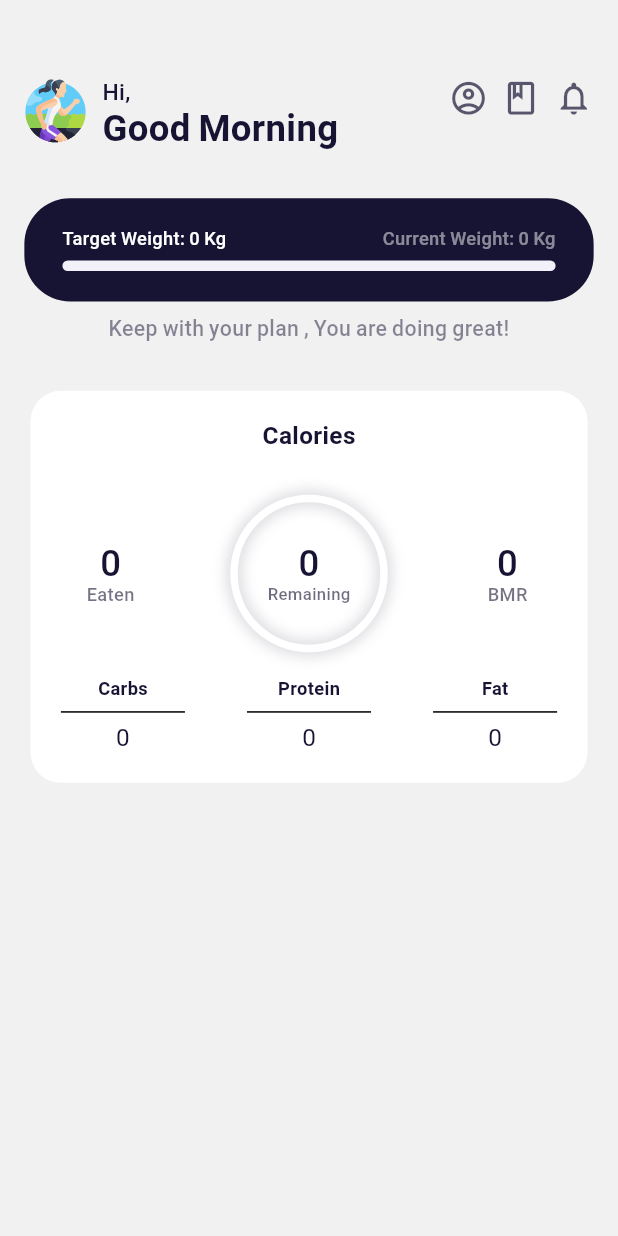
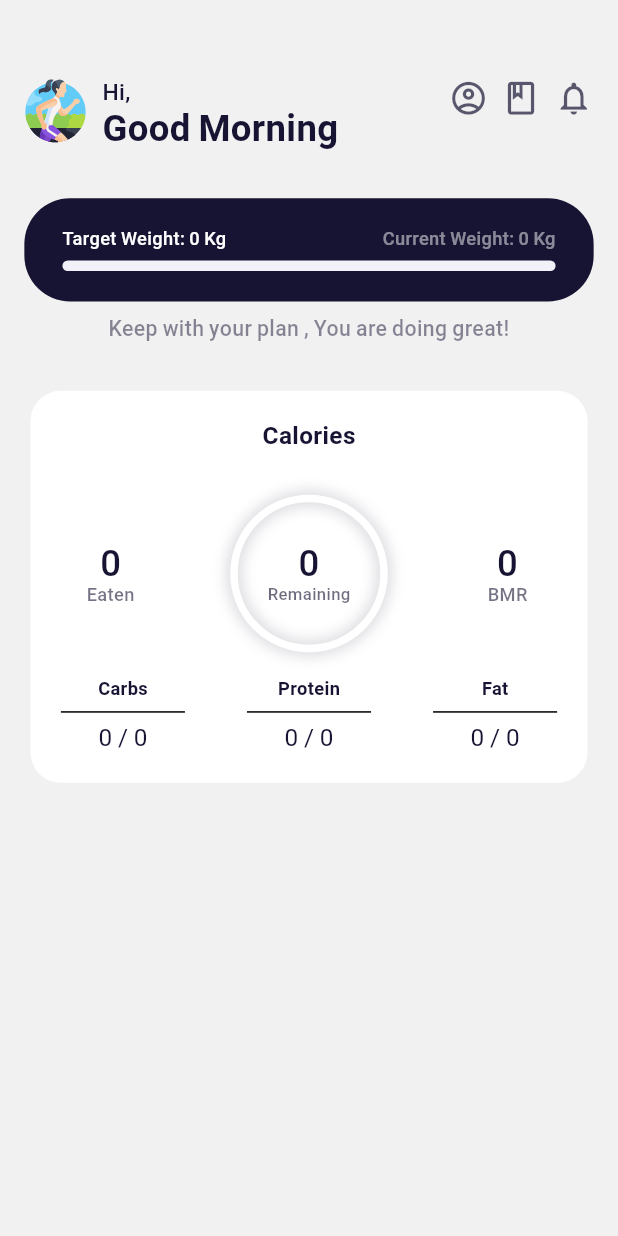
Before and after one commit to Livewell-Indonesia/dev-livewell-app.github.io, a Flutter app: the DashBoardScreen screen opened directly, on a phone screen of 412 x 824 dp. Run offline on Flutter 3.47's test engine with Material 2 defaults, Android fonts, the phone set to English and light mode, and no system bars; drawn by our look-alikes of percent_indicator; our stand-ins replace bubble_tab_indicator, camera, dartz, dio, dot_navigation_bar, equatable and 14 more; missing offline and left inert: camera_platform_interface, dart:ffi, fab_circular_menu, flutter_cupertino_date_picker_fork, mobile_scanner; accounts and stored records are empty; project files that could hold a hidden picture were left out.

Commit message:
bugfix from sam

```diff
--- a/livewell/lib/feature/dashboard/presentation/controller/dashboard_controller.dart
+++ b/livewell/lib/feature/dashboard/presentation/controller/dashboard_controller.dart
@@ -121,4 +121,37 @@ class DashboardController extends GetxController {
       return false.obs;
     }
   }
+
+  Rx<num> totalCarbs() {
+    var total = 0.0.obs;
+    if (user.value.bmr == null) {
+      return total;
+    } else {
+      var bmr = user.value.bmr ?? 0;
+      total = ((0.3 * bmr) / 4).obs;
+      return total;
+    }
+  }
+
+  Rx<num> totalProtein() {
+    var total = 0.0.obs;
+    if (user.value.bmr == null) {
+      return total;
+    } else {
+      var bmr = user.value.bmr ?? 0;
+      total = ((0.4 * bmr) / 4).obs;
+      return total;
+    }
+  }
+
+  Rx<num> totalFat() {
+    var total = 0.0.obs;
+    if (user.value.bmr == null) {
+      return total;
+    } else {
+      var bmr = user.value.bmr ?? 0;
+      total = ((0.3 * bmr) / 9).obs;
+      return total;
+    }
+  }
 }
--- a/livewell/lib/feature/dashboard/presentation/pages/dashboard_screen.dart
+++ b/livewell/lib/feature/dashboard/presentation/pages/dashboard_screen.dart
@@ -279,7 +279,7 @@ class _DashBoardScreenState extends State<DashBoardScreen> {
                                 thickness: 1.0,
                               ),
                               Text(
-                                "${controller.dashboard.value.dashboard?.totalCarbsInG ?? 0}",
+                                "${controller.dashboard.value.dashboard?.totalCarbsInG ?? 0} / ${controller.totalCarbs().round()}",
                                 style: TextStyle(
                                     color: const Color(0xFF171433),
                                     fontSize: 16.sp,
@@ -305,7 +305,7 @@ class _DashBoardScreenState extends State<DashBoardScreen> {
                                 thickness: 1.0,
                               ),
                               Text(
-                                "${controller.dashboard.value.dashboard?.totalProteinInG ?? 0}",
+                                "${controller.dashboard.value.dashboard?.totalProteinInG ?? 0} / ${controller.totalProtein().round()}",
                                 style: TextStyle(
                                     color: const Color(0xFF171433),
                                     fontSize: 16.sp,
@@ -331,7 +331,7 @@ class _DashBoardScreenState extends State<DashBoardScreen> {
                                 thickness: 1.0,
                               ),
                               Text(
-                                "${controller.dashboard.value.dashboard?.totalFatsInG ?? 0}",
+                                "${controller.dashboard.value.dashboard?.totalFatsInG ?? 0} / ${controller.totalFat().round()}",
                                 style: TextStyle(
                                     color: const Color(0xFF171433),
                                     fontSize: 16.sp,
--- a/livewell/lib/feature/food/data/model/foods_model.dart
+++ b/livewell/lib/feature/food/data/model/foods_model.dart
@@ -27,6 +27,10 @@ class Foods {
   String? brandName;
   List<Servings>? servings;
   String? provider;
+
+  String get foodDesc {
+    return "${(servings?[0].calories ?? "0")} cal, ${(servings?[0].servingDescription ?? "")} ${brandName ?? ""}";
+  }
 
   Foods(
       {this.foodName,
--- a/livewell/lib/feature/food/presentation/pages/add_food_screen.dart
+++ b/livewell/lib/feature/food/presentation/pages/add_food_screen.dart
@@ -163,6 +163,7 @@ class _AddFoodScreenState extends State<AddFoodScreen> {
                 ),
                 SearchHistoryItem(
                     title: 'Show nutrient facts',
+                    description: "",
                     callback: () {
                       Get.to(() => NutrientFactScreen(
                             servings: widget.food.servings![0],
--- a/livewell/lib/feature/profile/presentation/controller/account_settings_controller.dart
+++ b/livewell/lib/feature/profile/presentation/controller/account_settings_controller.dart
@@ -24,9 +24,6 @@ class AccountSettingsController extends GetxController {
   }
 
   void validate() async {
-    if (firstName.text != (dashboardController.user.value.firstName ?? "") ||
-        lastName.text != (dashboardController.user.value.lastName ?? "")) {
-      print("andi ganteng");
     EasyLoading.show();
     final result = await updateUserInfo.call(UpdateUserInfoParams(
         firstName: firstName.text,
@@ -45,8 +42,5 @@ class AccountSettingsController extends GetxController {
       Get.snackbar('Success', 'Success Update User Info');
       dashboardController.getUsersData();
     });
-    } else {
-      Get.back();
   }
 }
-}
--- a/livewell/lib/feature/profile/presentation/controller/user_settings_controller.dart
+++ b/livewell/lib/feature/profile/presentation/controller/user_settings_controller.dart
@@ -12,7 +12,7 @@ class UserSettingsController extends GetxController {
   }
 
   void dailyJournalTapped() {
-    AppNavigator.push(routeName: AppPages.dailyJournal);
+    AppNavigator.push(routeName: AppPages.dailyJournal, arguments: true);
   }
 
   void physicalInformationTapped() {
```
Also changed, not shown: livewell/lib/feature/daily_journal/presentation/controller/daily_journal_controller.dart (+9 -2 lines), livewell/lib/feature/daily_journal/presentation/page/daily_journal_screen.dart (+10 -3 lines), livewell/lib/feature/food/domain/entity/add_meal_param.dart (+10 -1 lines), livewell/lib/feature/food/presentation/pages/add_meal_screen.dart (+26 -2 lines), livewell/lib/feature/profile/presentation/page/account_settings_screen.dart (+12 -9 lines), livewell/lib/feature/questionnaire/presentation/page/finish_questionnaire_screen.dart (+14 -2 lines). Lines whose indentation alone changed are shown as unchanged.
